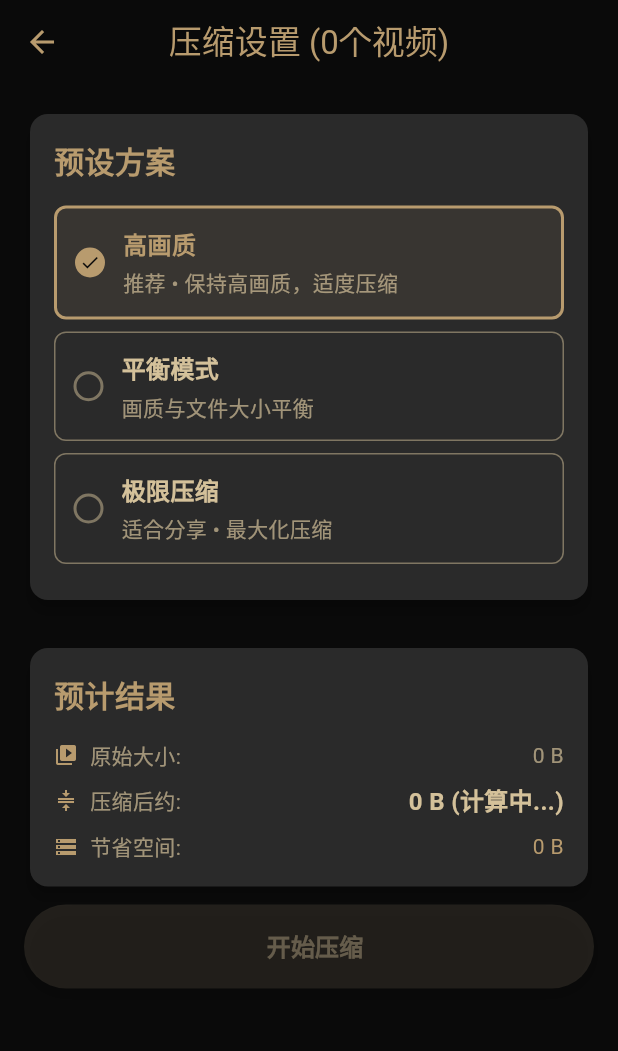
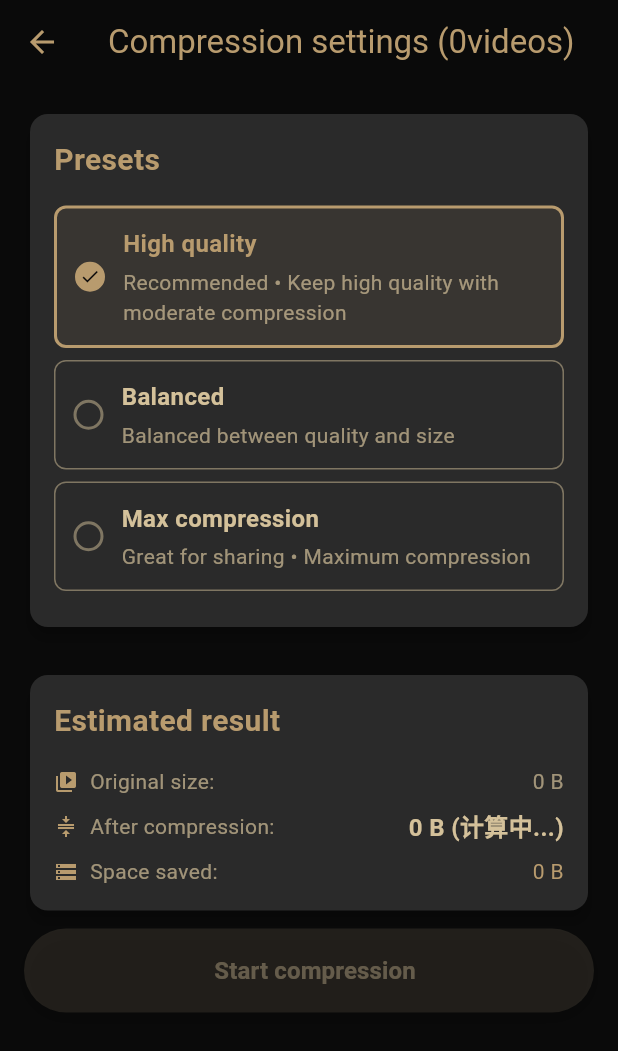
Before and after one commit to tianyk/video-slimmer, a Flutter app: the CompressionConfigScreen screen opened directly with empty values, on a phone screen of 412 x 824 dp. Shown: the top 1051 px of the screen. Run offline on Flutter 3.47's test engine with Material 3 defaults, Android fonts, the phone set to English and light mode, and no system bars; our stand-ins replace equatable, flutter_bloc, permission_handler, pool, remixicon; missing offline and left inert: ffmpeg_kit_flutter_new, photo_manager.

Commit message:
添加多语言支持，更新本地化服务以加载语言包，调整 UI 组件以使用翻译文本，确保用户界面符合不同语言环境。新增英文、日文和中文语言文件，优化国际化流程。

```diff
--- /dev/null
+++ b/assets/i18n/en-US.json
@@ -0,0 +1,77 @@
+{
+  "视频压缩": "Video Slimmer",
+  "访问相册权限": "Photo Library Permission",
+  "为了帮您压缩视频，我们需要访问您的相册。请在设置中授权后重新打开应用。": "To compress your videos, we need access to your photo library. Please grant permission in Settings and reopen the app.",
+  "未知错误": "Unknown error",
+  "前往设置": "Open Settings",
+  "请前往iOS设置 > 隐私与安全性 > 照片 > 视频瘦身器 > 选择\"所有照片\"": "Go to iOS Settings > Privacy & Security > Photos > Video Slimmer > select \"All Photos\"",
+  "出错啦": "Something went wrong",
+  "返回": "Back",
+  "未知状态": "Unknown state",
+  "下一步": "Next",
+  "暂无视频": "No videos",
+  "刷新": "Refresh",
+  "加载失败": "Load failed",
+  "重试": "Retry",
+  "排序方式": "Sort by",
+  "文件大小": "File size",
+  "拍摄时间": "Capture time",
+  "视频时长": "Duration",
+  "筛选标签": "Filter tags",
+  "清除全部": "Clear all",
+  "请先选择要压缩的视频": "Please select videos to compress",
+  "压缩设置": "Compression settings",
+  "个视频": "videos",
+  "计算中...": "Calculating...",
+  "开始压缩": "Start compression",
+  "预设方案": "Presets",
+  "预计结果": "Estimated result",
+  "原始大小:": "Original size:",
+  "压缩后约:": "After compression:",
+  "节省空间:": "Space saved:",
+  "高画质": "High quality",
+  "平衡模式": "Balanced",
+  "极限压缩": "Max compression",
+  "推荐 • 保持高画质，适度压缩": "Recommended • Keep high quality with moderate compression",
+  "画质与文件大小平衡": "Balanced between quality and size",
+  "适合分享 • 最大化压缩": "Great for sharing • Maximum compression",
+  "保持原始": "Keep original",
+  "分": "min",
+  "秒": "sec",
+  "等待下载": "Waiting to download",
+  "等待压缩": "Waiting to compress",
+  "下载中": "Downloading",
+  "压缩中": "Compressing",
+  "已完成": "Completed",
+  "已保存": "Saved",
+  "已取消": "Cancelled",
+  "失败": "Failed",
+  "取消排队": "Cancel queue",
+  "取消下载": "Cancel download",
+  "取消压缩": "Cancel compression",
+  "保存到相册": "Save to Photos",
+  "重新压缩": "Re-compress",
+  "压缩进度": "Compression progress",
+  "保存全部已压缩视频": "Save all compressed videos",
+  "没有可保存的压缩视频": "No compressed videos to save",
+  "保存失败": "Save failed",
+  "无法保存压缩视频到相册，请检查相册权限和存储空间": "Unable to save compressed videos to Photos. Please check photo permissions and storage space.",
+  "已保存压缩视频并删除原视频": "Compressed videos saved and original videos deleted",
+  "重新压缩失败": "Re-compression failed",
+  "无法重新压缩视频，请稍后重试": "Unable to re-compress videos. Please try again later.",
+  "查看详细错误": "View details",
+  "关闭": "Close",
+  "确认取消": "Confirm cancel",
+  "确定要取消正在压缩的视频吗？\\n当前进度将丢失。": "Are you sure you want to cancel this compression?\\nCurrent progress will be lost.",
+  "确定要从队列中移除这个视频吗？": "Remove this video from the queue?",
+  "取消": "Cancel",
+  "确定": "Confirm",
+  "停止所有压缩": "Stop all compression",
+  "确定要停止所有压缩任务吗？\\n正在进行的压缩将被取消，进度将丢失。": "Stop all compression tasks?\\nOngoing compression will be cancelled and progress will be lost.",
+  "停止所有": "Stop all",
+  "确认退出": "Confirm exit",
+  "当前压缩任务尚未完全结束或已有压缩结果。\\n退出后将无法在此页面继续查看和管理本次任务。": "Compression is not fully finished or there are results.\\nAfter exiting you cannot manage this task on this page.",
+  "继续压缩": "Continue",
+  "退出": "Exit",
+  "剩余": "Remaining"
+}
--- a/lib/src/constants/app_constants.dart
+++ b/lib/src/constants/app_constants.dart
@@ -1,5 +1,7 @@
 class AppConstants {
   static const String appName = '视频压缩';
+  static const String i18nAssetsDirectory = 'assets/i18n';
+  static const String fallbackLocaleCode = 'en-US';
 
   // 权限相关
   static const String permissionTitle = '访问相册权限';
--- /dev/null
+++ b/lib/src/libs/localization.dart
@@ -0,0 +1,5 @@
+import '../services/localization_service.dart';
+
+String tr(String sourceText) {
+  return LocalizationService.instance.translate(sourceText);
+}
--- a/lib/src/models/compression_model.dart
+++ b/lib/src/models/compression_model.dart
@@ -1,3 +1,4 @@
+import '../libs/localization.dart';
 import '../utils.dart';
 
 /// 压缩配置模型 - 定义视频压缩的各种参数
@@ -78,11 +79,11 @@ class CompressionConfig {
   String get displayName {
     switch (preset) {
       case CompressionPreset.highQuality:
-        return '高画质';
+        return tr('高画质');
       case CompressionPreset.balanced:
-        return '平衡模式';
+        return tr('平衡模式');
       case CompressionPreset.maxCompression:
-        return '极限压缩';
+        return tr('极限压缩');
     }
   }
 
@@ -90,23 +91,23 @@ class CompressionConfig {
   String get description {
     switch (preset) {
       case CompressionPreset.highQuality:
-        return '推荐 • 保持高画质，适度压缩';
+        return tr('推荐 • 保持高画质，适度压缩');
       case CompressionPreset.balanced:
-        return '画质与文件大小平衡';
+        return tr('画质与文件大小平衡');
       case CompressionPreset.maxCompression:
-        return '适合分享 • 最大化压缩';
+        return tr('适合分享 • 最大化压缩');
     }
   }
 
   /// 格式化预估大小显示
   String get formattedEstimatedSize {
-    if (estimatedSize == null) return '计算中...';
+    if (estimatedSize == null) return tr('计算中...');
     return formatFileSize(estimatedSize!);
   }
 
   /// 格式化压缩比例显示
   String get formattedCompressionRatio {
-    if (estimatedCompressionRatio == null) return '计算中...';
+    if (estimatedCompressionRatio == null) return tr('计算中...');
     return '${(estimatedCompressionRatio! * 100).toStringAsFixed(0)}%';
   }
 }
@@ -144,7 +145,7 @@ enum VideoResolution {
   String get displayName {
     switch (this) {
       case VideoResolution.original:
-        return '保持原始';
+        return tr('保持原始');
       case VideoResolution.uhd4k:
         return '4K (3840×2160)';
       case VideoResolution.fullHd:
--- a/lib/src/screens/compression_config_screen.dart
+++ b/lib/src/screens/compression_config_screen.dart
@@ -3,6 +3,7 @@ import 'package:flutter_bloc/flutter_bloc.dart';
 
 import '../constants/app_theme.dart';
 import '../cubits/compression_cubit.dart';
+import '../libs/localization.dart';
 import '../models/compression_model.dart';
 import '../models/video_model.dart';
 import 'compression_progress_screen.dart';
@@ -42,7 +43,9 @@ class _CompressionConfigScreenState extends State<CompressionConfigScreen> {
       value: _compressionCubit,
       child: Scaffold(
         appBar: AppBar(
-          title: Text('压缩设置 (${widget.selectedVideos.length}个视频)'),
+          title: Text(
+            '${tr('压缩设置')} (${widget.selectedVideos.length}${tr('个视频')})',
+          ),
           leading: IconButton(
             icon: const Icon(Icons.arrow_back),
             onPressed: () => Navigator.of(context).pop(),
@@ -133,7 +136,7 @@ class _CompressionConfigScreenState extends State<CompressionConfigScreen> {
                   const SizedBox.shrink(),
                 const SizedBox(width: 8),
                 Text(
-                  state.isCalculatingEstimate ? '计算中...' : '开始压缩',
+                  state.isCalculatingEstimate ? tr('计算中...') : tr('开始压缩'),
                   style: const TextStyle(
                     fontSize: 16,
                     fontWeight: FontWeight.w600,
@@ -155,8 +158,8 @@ class _CompressionConfigScreenState extends State<CompressionConfigScreen> {
         child: Column(
           crossAxisAlignment: CrossAxisAlignment.start,
           children: [
-            const Text(
-              '预设方案',
+            Text(
+              tr('预设方案'),
               style: AppTheme.titleMedium,
             ),
             const SizedBox(height: 16),
@@ -199,15 +202,15 @@ class _CompressionConfigScreenState extends State<CompressionConfigScreen> {
         child: Column(
           crossAxisAlignment: CrossAxisAlignment.start,
           children: [
-            const Text(
-              '预计结果',
+            Text(
+              tr('预计结果'),
               style: AppTheme.titleMedium,
             ),
             const SizedBox(height: 16),
 
             // 原始大小
             _EstimateRow(
-              label: '原始大小:',
+              label: tr('原始大小:'),
               value: state.formattedOriginalSize,
               icon: Icons.video_library,
             ),
@@ -216,7 +219,7 @@ class _CompressionConfigScreenState extends State<CompressionConfigScreen> {
 
             // 压缩后大小
             _EstimateRow(
-              label: '压缩后约:',
+              label: tr('压缩后约:'),
               value:
                   '${state.formattedEstimatedSize} (${state.compressionPercentage})',
               icon: Icons.compress,
@@ -227,7 +230,7 @@ class _CompressionConfigScreenState extends State<CompressionConfigScreen> {
 
             // 节省空间
             _EstimateRow(
-              label: '节省空间:',
+              label: tr('节省空间:'),
               value: state.formattedSavings,
               icon: Icons.storage,
               valueColor: AppTheme.prosperityGold,
--- a/lib/src/widgets/error_screen.dart
+++ b/lib/src/widgets/error_screen.dart
@@ -1,5 +1,7 @@
 import 'package:flutter/material.dart';
 import 'package:remixicon/remixicon.dart';
+
+import '../libs/localization.dart';
 
 class ErrorScreen extends StatelessWidget {
   final String errorMessage;
@@ -42,7 +44,7 @@ class ErrorScreen extends StatelessWidget {
                 ),
                 const SizedBox(height: 24),
                 Text(
-                  '出错啦',
+                  tr('出错啦'),
                   style: TextStyle(
                     fontSize: 24,
                     fontWeight: FontWeight.bold,
@@ -69,7 +71,7 @@ class ErrorScreen extends StatelessWidget {
                       vertical: 16,
                     ),
                   ),
-                  child: const Text('返回'),
+                  child: Text(tr('返回')),
                 ),
               ],
             ),
--- a/pubspec.yaml
+++ b/pubspec.yaml
@@ -35,3 +35,5 @@ dev_dependencies:
 
 flutter:
   uses-material-design: true
+  assets:
+    - assets/i18n/
```
Also changed, not shown: assets/i18n/ja-JP.json (added, +77 -0 lines), assets/i18n/zh-CN.json (added, +77 -0 lines), lib/main.dart (+8 -3 lines), lib/src/models/compression_progress_model.dart (+19 -19 lines), lib/src/screens/compression_progress_screen.dart (+59 -56 lines), lib/src/screens/home_screen.dart (+26 -20 lines), lib/src/services/localization_service.dart (added, +121 -0 lines), lib/src/widgets/permission_denied_screen.dart (+9 -6 lines).
